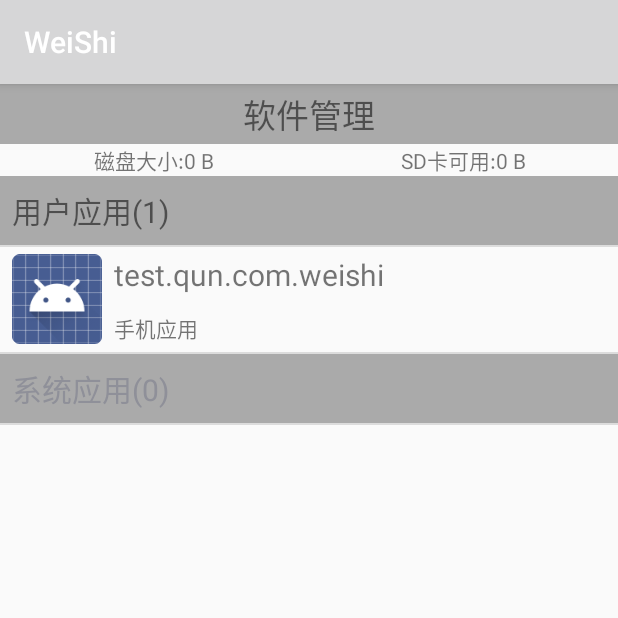
After one commit to weimcgrady91/WeiShi, an Android app: the AppManagerActivity screen opened directly, with no data from a screen before it, on a phone screen of 412 x 824 dp, the top half of it. The commit adds this screen. Run offline under Robolectric (Android 15) with nearby library versions, the phone set to English and light mode, and no system bars.

Commit message:
提交软件管理

```diff
--- /dev/null
+++ b/app/src/main/java/test/qun/com/weishi/activity/AppManagerActivity.java
@@ -0,0 +1,324 @@
+package test.qun.com.weishi.activity;
+
+import android.content.Context;
+import android.content.Intent;
+import android.content.pm.PackageManager;
+import android.graphics.drawable.ColorDrawable;
+import android.net.Uri;
+import android.os.Environment;
+import android.os.Handler;
+import android.os.Message;
+import android.os.StatFs;
+import android.support.v7.app.AppCompatActivity;
+import android.os.Bundle;
+import android.text.format.Formatter;
+import android.util.Log;
+import android.view.Gravity;
+import android.view.LayoutInflater;
+import android.view.View;
+import android.view.ViewGroup;
+import android.widget.AbsListView;
+import android.widget.AdapterView;
+import android.widget.BaseAdapter;
+import android.widget.ImageView;
+import android.widget.LinearLayout;
+import android.widget.ListView;
+import android.widget.PopupWindow;
+import android.widget.TextView;
+import android.widget.Toast;
+
+import java.util.ArrayList;
+import java.util.List;
+
+import test.qun.com.weishi.App;
+import test.qun.com.weishi.R;
+import test.qun.com.weishi.bean.AppBean;
+import test.qun.com.weishi.engine.AppEngine;
+import test.qun.com.weishi.util.LogUtil;
+
+public class AppManagerActivity extends AppCompatActivity implements View.OnClickListener {
+    private static final String TAG = AppManagerActivity.class.getSimpleName();
+    private TextView mTvCiPan;
+    private TextView mTvSD;
+    private ListView mListView;
+    private List<AppBean> mAppBeanList = new ArrayList<>();
+    private List<AppBean> phoneApps = new ArrayList<>();
+    private List<AppBean> systemApps = new ArrayList<>();
+    private AppBeanAdapter mAppBeanAdapter;
+    private Handler mHandler = new Handler() {
+        @Override
+        public void handleMessage(Message msg) {
+            super.handleMessage(msg);
+            mAppBeanAdapter.notifyDataSetChanged();
+        }
+    };
+    private TextView mTv_title;
+    private PopupWindow mPopupWindow;
+
+    @Override
+    protected void onCreate(Bundle savedInstanceState) {
+        super.onCreate(savedInstanceState);
+        setContentView(R.layout.activity_app_manager);
+        initViews();
+    }
+
+    @Override
+    protected void onResume() {
+        super.onResume();
+        queryAppInfo();
+    }
+
+    private void queryAppInfo() {
+        LogUtil.i(TAG, "queryAppInfo");
+        new Thread(new Runnable() {
+            @Override
+            public void run() {
+                List<AppBean> beans = AppEngine.getAppBeanList(App.sContext);
+                systemApps.clear();
+                phoneApps.clear();
+                for (AppBean appBean : beans) {
+                    if (appBean.isSystem()) {
+                        systemApps.add(appBean);
+                    } else {
+                        phoneApps.add(appBean);
+                    }
+                }
+                Message message = mHandler.obtainMessage();
+                message.what = 1;
+                mHandler.sendMessage(message);
+            }
+        }).start();
+    }
+
+
+    private void initViews() {
+        mTvCiPan = findViewById(R.id.tv_cipan);
+        mTvSD = findViewById(R.id.tv_sd);
+
+        String ciPanPath = Environment.getDataDirectory().getAbsolutePath();
+        String sdPath = Environment.getExternalStorageDirectory().getAbsolutePath();
+        String memoryAvailSpace = Formatter.formatFileSize(this, calculateAvailableSpace(ciPanPath));
+        String sdMemoryAvailSpace = Formatter.formatFileSize(this, calculateAvailableSpace(sdPath));
+        mTvCiPan.setText("磁盘大小:" + memoryAvailSpace);
+        mTvSD.setText("SD卡可用:" + sdMemoryAvailSpace);
+
+        mListView = findViewById(R.id.listView);
+        mAppBeanAdapter = new AppBeanAdapter(this);
+        mListView.setAdapter(mAppBeanAdapter);
+
+        mTv_title = findViewById(R.id.tv_title);
+        mListView.setOnScrollListener(new AbsListView.OnScrollListener() {
+            @Override
+            public void onScrollStateChanged(AbsListView view, int scrollState) {
+
+            }
+
+            @Override
+            public void onScroll(AbsListView view, int firstVisibleItem, int visibleItemCount, int totalItemCount) {
+                if (firstVisibleItem >= phoneApps.size() + 1) {
+                    //滚动到了系统条目
+                    mTv_title.setText("系统应用(" + systemApps.size() + ")");
+                } else {
+                    //滚动到了用户应用条目
+                    mTv_title.setText("用户应用(" + phoneApps.size() + ")");
+                }
+            }
+        });
+        mListView.setOnItemClickListener(new AdapterView.OnItemClickListener() {
+            @Override
+            public void onItemClick(AdapterView<?> parent, View view, int position, long id) {
+                if (position == 0 || position == phoneApps.size() + 1) {
+                    return;
+                } else {
+                    if (position < phoneApps.size() + 1) {
+                        mAppBean = phoneApps.get(position - 1);
+                    } else {
+                        mAppBean = systemApps.get(position - phoneApps.size() - 2);
+                    }
+                }
+                showPopWindow(view);
+            }
+        });
+    }
+
+    private AppBean mAppBean;
+
+    @Override
+    public void onClick(View v) {
+        switch (v.getId()) {
+            case R.id.tv_uninstall:
+                if (mAppBean.isSystem()) {
+                    Toast.makeText(getApplicationContext(), "此应用不能卸载", Toast.LENGTH_SHORT).show();
+                } else {
+                    Intent intent = new Intent("android.intent.action.DELETE");
+                    intent.addCategory("android.intent.category.DEFAULT");
+                    intent.setData(Uri.parse("package:" + mAppBean.getPackageName()));
+                    startActivity(intent);
+                }
+                break;
+            case R.id.tv_launch:
+                PackageManager packageManager = getPackageManager();
+                Intent launchIntent = packageManager.getLaunchIntentForPackage(mAppBean.getPackageName());
+                if (launchIntent != null) {
+                    startActivity(launchIntent);
+                } else {
+                    Toast.makeText(getApplicationContext(), "此应用不能被开启", Toast.LENGTH_SHORT).show();
+                }
+                break;
+            case R.id.tv_share:
+                Intent intent = new Intent(Intent.ACTION_SEND);
+                intent.putExtra(Intent.EXTRA_TEXT, "分享一个应用,应用名称为" + mAppBean.getName());
+                intent.setType("text/plain");
+                startActivity(intent);
+                break;
+
+        }
+        if (mPopupWindow != null && mPopupWindow.isShowing()) {
+            mPopupWindow.dismiss();
+            mPopupWindow = null;
+        }
+    }
+
+    private void showPopWindow(View parent) {
+        if (mPopupWindow != null && mPopupWindow.isShowing()) {
+            mPopupWindow.dismiss();
+            mPopupWindow = null;
+        }
+        View view = View.inflate(this, R.layout.app_manager_pop, null);
+        TextView tvUnInstall = view.findViewById(R.id.tv_uninstall);
+        tvUnInstall.setOnClickListener(this);
+        TextView tvLaunch = view.findViewById(R.id.tv_launch);
+        tvLaunch.setOnClickListener(this);
+        TextView tvShare = view.findViewById(R.id.tv_share);
+        tvShare.setOnClickListener(this);
+        mPopupWindow = new PopupWindow(view, LinearLayout.LayoutParams.WRAP_CONTENT,
+                LinearLayout.LayoutParams.WRAP_CONTENT);
+        mPopupWindow.setBackgroundDrawable(new ColorDrawable());
+//        popupWindow.showAsDropDown(parent, 100, 0);
+        mPopupWindow.showAsDropDown(parent, 200, -250);
+    }
+
+    public class AppBeanAdapter extends BaseAdapter {
+        LayoutInflater mInflater;
+
+        public AppBeanAdapter(Context context) {
+            mInflater = LayoutInflater.from(context);
+        }
+
+        @Override
+        public int getCount() {
+            return phoneApps.size() + systemApps.size() + 2;
+        }
+
+        @Override
+        public int getViewTypeCount() {
+            return 2;
+        }
+
+        @Override
+        public int getItemViewType(int position) {
+            if (position == 0 || position == phoneApps.size() + 1) {
+                //title
+                return 0;
+            } else {
+                //content
+                return 1;
+            }
+
+        }
+
+        @Override
+        public AppBean getItem(int position) {
+            if (position == 0 || position == phoneApps.size() + 1) {
+                return null;
+            } else {
+                if (position < phoneApps.size() + 1) {
+                    LogUtil.i(TAG, "phoneApps.size=" + phoneApps.size());
+                    return phoneApps.get(position - 1);
+                } else {
+                    return systemApps.get(position - phoneApps.size() - 2);
+                }
+            }
+        }
+
+        @Override
+        public long getItemId(int position) {
+            return position;
+        }
+
+        @Override
+        public View getView(int position, View convertView, ViewGroup parent) {
+            int type = getItemViewType(position);
+            if (type == 0) {
+                TitleViewHolder holder = null;
+                if (convertView == null) {
+                    convertView = View.inflate(getApplicationContext(), R.layout.listview_app_item_title, null);
+                    holder = new TitleViewHolder();
+                    holder.title = (TextView) convertView.findViewById(R.id.tv_title);
+                    convertView.setTag(holder);
+                } else {
+                    holder = (TitleViewHolder) convertView.getTag();
+                }
+                if (position == 0) {
+                    holder.title.setText("用户应用(" + phoneApps.size() + ")");
+                } else {
+                    holder.title.setText("系统应用(" + systemApps.size() + ")");
+                }
+                return convertView;
+            } else {
+                AppViewHolder appViewHolder;
+                if (convertView == null) {
+                    convertView = mInflater.inflate(R.layout.app_manager_item, parent, false);
+                    appViewHolder = new AppViewHolder();
+                    appViewHolder.icon = convertView.findViewById(R.id.img_icon);
+                    appViewHolder.packageName = convertView.findViewById(R.id.tv_package_name);
+                    appViewHolder.appType = convertView.findViewById(R.id.tv_app_type);
+                    convertView.setTag(appViewHolder);
+                } else {
+                    appViewHolder = (AppViewHolder) convertView.getTag();
+                }
+                LogUtil.i(TAG, "position=" + position);
+                appViewHolder.icon.setImageDrawable(getItem(position).getIcon());
+                appViewHolder.packageName.setText(getItem(position).getPackageName());
+                appViewHolder.appType.setText(getItem(position).isSDCard() ? "SD卡应用" : "手机应用");
+                return convertView;
+            }
+        }
+
+        private class AppViewHolder {
+            ImageView icon;
+            TextView packageName;
+            TextView appType;
+        }
+
+        private class TitleViewHolder {
+            TextView title;
+        }
+    }
+
+
+    private long calculateTotalSpace(String path) {
+        StatFs statFs = new StatFs(path);
+        return statFs.getTotalBytes();
+    }
+
+    private long calculateAvailableSpace(String path) {
+        StatFs statFs = new StatFs(path);
+        return statFs.getAvailableBytes();
+    }
+
+    private long calculateFreeSpace(String path) {
+        StatFs statFs = new StatFs(path);
+        return statFs.getFreeBytes();
+    }
+
+    private long calculateUseSpace(String path) {
+        StatFs statFs = new StatFs(path);
+        return statFs.getTotalBytes() - statFs.getFreeBytes();
+    }
+
+    public static void enter(Context context) {
+        Intent intent = new Intent(context, AppManagerActivity.class);
+        context.startActivity(intent);
+    }
+}
--- /dev/null
+++ b/app/src/main/java/test/qun/com/weishi/bean/AppBean.java
@@ -0,0 +1,55 @@
+package test.qun.com.weishi.bean;
+
+import android.graphics.drawable.Drawable;
+
+/**
+ * Created by Administrator on 2018/3/22 0022.
+ */
+
+public class AppBean {
+    private String name;
+    private String packageName;
+    private Drawable icon;
+    private boolean isSystem;
+    private boolean isSDCard;
+
+    public String getName() {
+        return name;
+    }
+
+    public void setName(String name) {
+        this.name = name;
+    }
+
+    public String getPackageName() {
+        return packageName;
+    }
+
+    public void setPackageName(String packageName) {
+        this.packageName = packageName;
+    }
+
+    public Drawable getIcon() {
+        return icon;
+    }
+
+    public void setIcon(Drawable icon) {
+        this.icon = icon;
+    }
+
+    public boolean isSystem() {
+        return isSystem;
+    }
+
+    public void setSystem(boolean system) {
+        isSystem = system;
+    }
+
+    public boolean isSDCard() {
+        return isSDCard;
+    }
+
+    public void setSDCard(boolean SDCard) {
+        isSDCard = SDCard;
+    }
+}
--- /dev/null
+++ b/app/src/main/java/test/qun/com/weishi/engine/AppEngine.java
@@ -0,0 +1,42 @@
+package test.qun.com.weishi.engine;
+
+import android.content.Context;
+import android.content.pm.ApplicationInfo;
+import android.content.pm.PackageInfo;
+import android.content.pm.PackageManager;
+
+import java.util.ArrayList;
+import java.util.List;
+
+import test.qun.com.weishi.bean.AppBean;
+
+/**
+ * Created by Administrator on 2018/3/22 0022.
+ */
+
+public class AppEngine {
+    public static List<AppBean> getAppBeanList(Context context) {
+        List<AppBean> list = new ArrayList<>();
+        PackageManager packageManager = context.getPackageManager();
+        List<PackageInfo> packageInfoList = packageManager.getInstalledPackages(0);
+
+        for (PackageInfo packageInfo : packageInfoList) {
+            AppBean appBean = new AppBean();
+            appBean.setName(packageInfo.applicationInfo.loadLabel(packageManager).toString());
+            appBean.setPackageName(packageInfo.packageName);
+            appBean.setIcon(packageInfo.applicationInfo.loadIcon(packageManager));
+            if ((packageInfo.applicationInfo.flags & ApplicationInfo.FLAG_SYSTEM) == ApplicationInfo.FLAG_SYSTEM) {
+                appBean.setSystem(true);
+            } else {
+                appBean.setSystem(false);
+            }
+            if ((packageInfo.applicationInfo.flags & ApplicationInfo.FLAG_EXTERNAL_STORAGE) == ApplicationInfo.FLAG_EXTERNAL_STORAGE) {
+                appBean.setSDCard(true);
+            } else {
+                appBean.setSDCard(false);
+            }
+            list.add(appBean);
+        }
+        return list;
+    }
+}
--- /dev/null
+++ b/app/src/main/res/layout/activity_app_manager.xml
@@ -0,0 +1,58 @@
+<?xml version="1.0" encoding="utf-8"?>
+<LinearLayout xmlns:android="http://schemas.android.com/apk/res/android"
+    xmlns:app="http://schemas.android.com/apk/res-auto"
+    xmlns:tools="http://schemas.android.com/tools"
+    android:layout_width="match_parent"
+    android:layout_height="match_parent"
+    android:orientation="vertical"
+    tools:context="test.qun.com.weishi.activity.AppManagerActivity">
+
+    <TextView
+        android:layout_width="match_parent"
+        android:layout_height="40dp"
+        android:background="@android:color/darker_gray"
+        android:gravity="center"
+        android:text="软件管理"
+        android:textSize="22sp" />
+
+    <LinearLayout
+        android:layout_width="match_parent"
+        android:layout_height="wrap_content">
+
+        <TextView
+            android:id="@+id/tv_cipan"
+            android:layout_width="0dp"
+            android:layout_height="wrap_content"
+            android:layout_weight="1"
+            android:gravity="center"
+            android:text="磁盘可用:" />
+
+        <TextView
+            android:id="@+id/tv_sd"
+            android:layout_width="0dp"
+            android:layout_height="wrap_content"
+            android:layout_weight="1"
+            android:gravity="center"
+            android:text="SD卡可用:" />
+    </LinearLayout>
+
+    <FrameLayout
+        android:layout_width="match_parent"
+        android:layout_height="match_parent">
+
+        <ListView
+            android:id="@+id/listView"
+            android:layout_width="match_parent"
+            android:layout_height="match_parent" />
+
+        <TextView
+            android:id="@+id/tv_title"
+            android:layout_width="match_parent"
+            android:layout_height="wrap_content"
+            android:background="@android:color/darker_gray"
+            android:padding="8dp"
+            android:text="title"
+            android:textSize="20sp" />
+    </FrameLayout>
+
+</LinearLayout>
--- /dev/null
+++ b/app/src/main/res/layout/app_manager_item.xml
@@ -0,0 +1,32 @@
+<?xml version="1.0" encoding="utf-8"?>
+<RelativeLayout xmlns:android="http://schemas.android.com/apk/res/android"
+    android:layout_width="match_parent"
+    android:layout_height="70dp">
+
+    <ImageView
+        android:id="@+id/img_icon"
+        android:layout_width="60dp"
+        android:layout_height="60dp"
+        android:layout_centerVertical="true"
+        android:layout_marginLeft="8dp"
+        android:src="@drawable/phone" />
+
+    <TextView
+        android:id="@+id/tv_package_name"
+        android:layout_width="wrap_content"
+        android:layout_height="wrap_content"
+        android:layout_alignTop="@+id/img_icon"
+        android:layout_marginLeft="8dp"
+        android:layout_toRightOf="@id/img_icon"
+        android:text="com.gionee.weiqun"
+        android:textSize="20sp" />
+
+    <TextView
+        android:id="@+id/tv_app_type"
+        android:layout_width="wrap_content"
+        android:layout_height="wrap_content"
+        android:layout_alignBottom="@+id/img_icon"
+        android:layout_marginLeft="8dp"
+        android:layout_toRightOf="@+id/img_icon"
+        android:text="手机应用" />
+</RelativeLayout>
--- /dev/null
+++ b/app/src/main/res/layout/listview_app_item_title.xml
@@ -0,0 +1,14 @@
+<?xml version="1.0" encoding="utf-8"?>
+<LinearLayout xmlns:android="http://schemas.android.com/apk/res/android"
+    android:layout_width="match_parent"
+    android:layout_height="match_parent">
+
+    <TextView
+        android:id="@+id/tv_title"
+        android:layout_width="match_parent"
+        android:layout_height="wrap_content"
+        android:background="@android:color/darker_gray"
+        android:padding="8dp"
+        android:text="title"
+        android:textSize="20sp" />
+</LinearLayout>
```
Also changed, not shown: app/src/main/AndroidManifest.xml (+20 -13 lines), app/src/main/java/test/qun/com/weishi/activity/MainActivity.java (+3 -0 lines), app/src/main/res/layout/app_manager_pop.xml (added, +27 -0 lines), app/src/main/res/drawable-hdpi/icon_launch.png (added), app/src/main/res/drawable-hdpi/icon_share.png (added), app/src/main/res/drawable-hdpi/icon_uninstall.png (added), app/src/main/res/drawable-hdpi/local_popup_bg.9.png (added).
